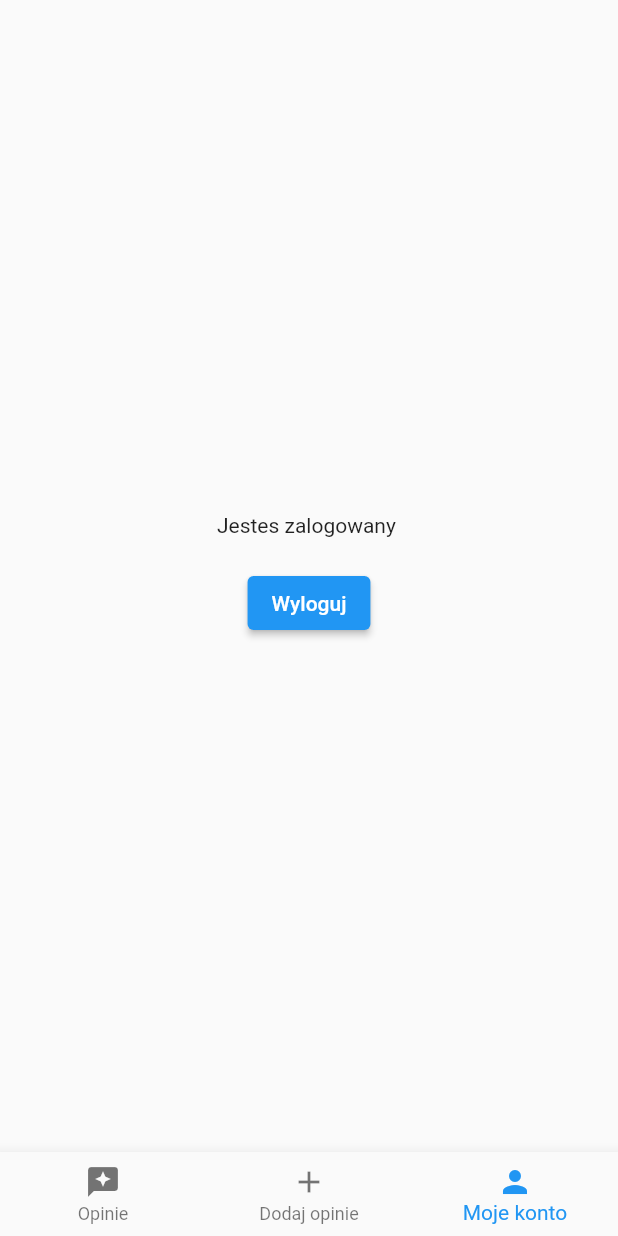
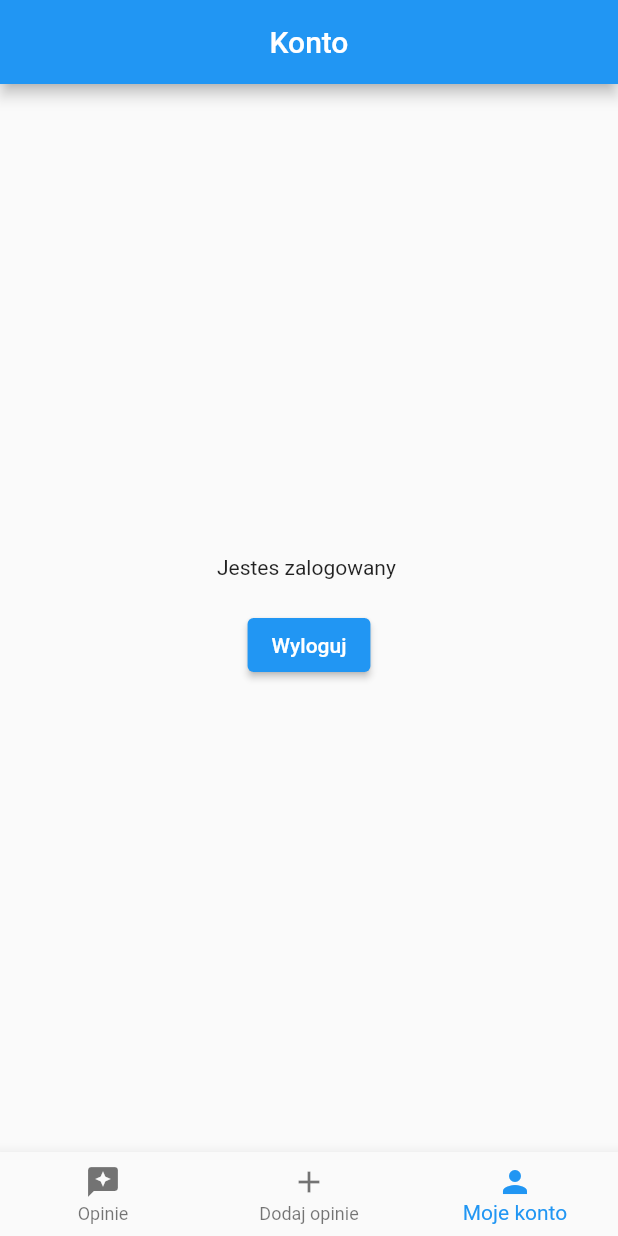
Before and after one commit to LukaszWalencik/best_burgers, a Flutter app: the screen it shows once a user with an empty profile is signed in, on a phone screen of 412 x 824 dp. Run offline on Flutter 3.47's test engine with Material 2 defaults, Android fonts, the phone set to English and light mode, and no system bars; our stand-ins replace firebase_auth, firebase_core; accounts and stored records are empty.

Commit message:
Create separate pages content

```diff
--- /dev/null
+++ b/lib/app/home/bottom_bar_pages/account_page_content.dart
@@ -0,0 +1,37 @@
+import 'package:best_burgers/app/home/home_page_content.dart';
+import 'package:firebase_auth/firebase_auth.dart';
+import 'package:flutter/material.dart';
+
+class AccountPage extends StatelessWidget {
+  const AccountPage({
+    Key? key,
+    required this.widget,
+  }) : super(key: key);
+
+  final HomePage widget;
+
+  @override
+  Widget build(BuildContext context) {
+    return Scaffold(
+      appBar: AppBar(
+        centerTitle: true,
+        title: Text('Konto'),
+      ),
+      body: Center(
+        child: Column(
+          mainAxisAlignment: MainAxisAlignment.center,
+          children: [
+            Text('Jestes zalogowany ${widget.user.email}'),
+            SizedBox(height: 20),
+            ElevatedButton(
+              onPressed: () {
+                FirebaseAuth.instance.signOut();
+              },
+              child: Text('Wyloguj'),
+            ),
+          ],
+        ),
+      ),
+    );
+  }
+}
--- a/lib/app/home/home_page_content.dart
+++ b/lib/app/home/home_page_content.dart
@@ -1,3 +1,6 @@
+import 'package:best_burgers/app/home/bottom_bar_pages/account_page_content.dart';
+import 'package:best_burgers/app/home/bottom_bar_pages/add_opinion_page_content.dart';
+import 'package:best_burgers/app/home/bottom_bar_pages/opinion_page_content.dart';
 import 'package:firebase_auth/firebase_auth.dart';
 import 'package:flutter/material.dart';
 
@@ -21,28 +24,12 @@ class _HomePageState extends State<HomePage> {
     return Scaffold(
       body: Builder(builder: (context) {
         if (bottomindex == 0) {
-          return Center(
-            child: Text('Ekran pierwszy'),
-          );
+          return OpinionPage();
         }
         if (bottomindex == 1) {
-          return Center(child: Text('Ekran drugi'));
+          return AddOpinionPage();
         }
-        return Center(
-          child: Column(
-            mainAxisAlignment: MainAxisAlignment.center,
-            children: [
-              Text('Jestes zalogowany ${widget.user.email}'),
-              SizedBox(height: 20),
-              ElevatedButton(
-                onPressed: () {
-                  FirebaseAuth.instance.signOut();
-                },
-                child: Text('Wyloguj'),
-              ),
-            ],
-          ),
-        );
+        return AccountPage(widget: widget);
       }),
       bottomNavigationBar: BottomNavigationBar(
         currentIndex: bottomindex,
```
Also changed, not shown: lib/app/home/bottom_bar_pages/add_opinion_page_content.dart (added, +18 -0 lines), lib/app/home/bottom_bar_pages/opinion_page_content.dart (added, +20 -0 lines).
